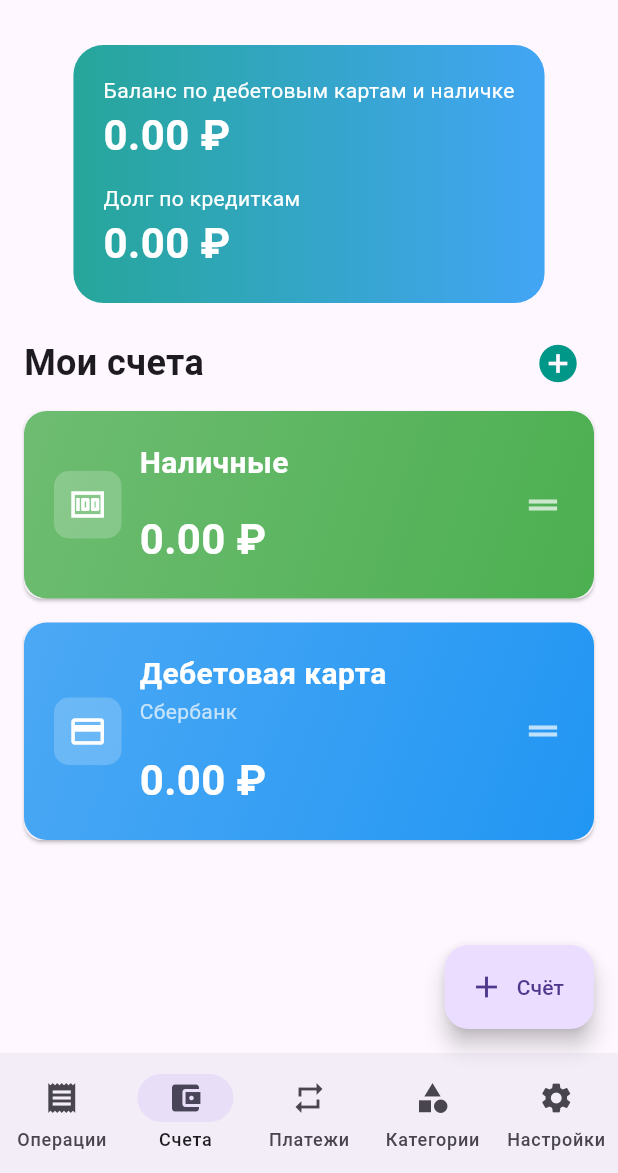
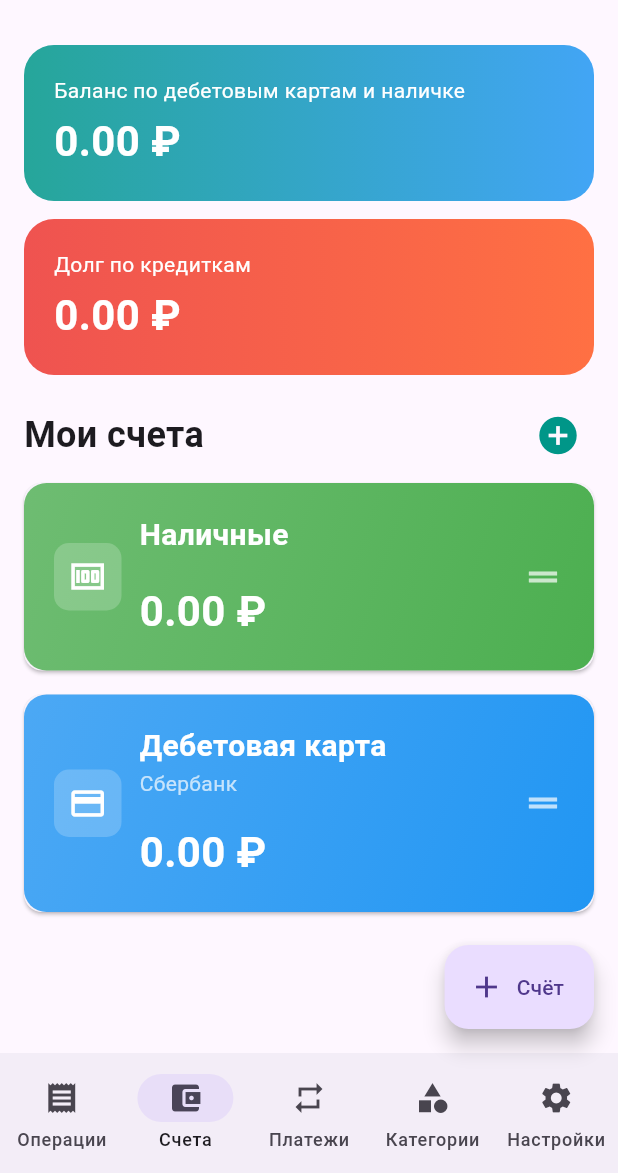
Before and after one commit to ak3301389/monkeybudget, a Flutter app: the screen it shows after launch, item 2 of the bottom bar chosen, on a phone screen of 412 x 824 dp, the part 63-1236 px from its top. Run offline on Flutter 3.47's test engine with Material 3 defaults, Android fonts, the phone set to English and light mode, and no system bars; our stand-ins replace cloud_firestore, dio, firebase_auth, firebase_core, flutter_local_notifications, google_sign_in and 3 more; missing offline and left inert: file_selector, mobile_scanner; accounts and stored records are empty; network calls fail; key blocks and very long unbroken strings in the code were emptied for the run.

Commit message:
v4.8.0+128 - Раздельные плашки на экране Счета

```diff
--- a/lib/screens/accounts_screen.dart
+++ b/lib/screens/accounts_screen.dart
@@ -42,8 +42,9 @@ class _AccountsScreenState extends State<AccountsScreen> {
       header: Column(
         children: [
           Container(
-            margin: EdgeInsets.only(bottom: 16),
+            margin: EdgeInsets.only(bottom: 12),
             padding: EdgeInsets.all(20),
+            width: double.infinity,
             decoration: BoxDecoration(
               gradient: LinearGradient(
                   colors: [Colors.teal.shade400, Colors.blue.shade400]),
@@ -54,15 +55,31 @@ class _AccountsScreenState extends State<AccountsScreen> {
               children: [
                 Text('Баланс по дебетовым картам и наличке',
                     style: TextStyle(color: Colors.white, fontSize: 14)),
+                SizedBox(height: 4),
                 Text(
                     '${_getDebitTotal().toStringAsFixed(2)} ${widget.currency}',
                     style: TextStyle(
                         color: Colors.white,
                         fontSize: 28,
                         fontWeight: FontWeight.bold)),
-                SizedBox(height: 12),
+              ],
+            ),
+          ),
+          Container(
+            margin: EdgeInsets.only(bottom: 16),
+            padding: EdgeInsets.all(20),
+            width: double.infinity,
+            decoration: BoxDecoration(
+              gradient: LinearGradient(
+                  colors: [Colors.red.shade400, Colors.deepOrange.shade400]),
+              borderRadius: BorderRadius.circular(20),
+            ),
+            child: Column(
+              crossAxisAlignment: CrossAxisAlignment.start,
+              children: [
                 Text('Долг по кредиткам',
                     style: TextStyle(color: Colors.white, fontSize: 14)),
+                SizedBox(height: 4),
                 Text(
                     '${_getCreditDebt().toStringAsFixed(2)} ${widget.currency}',
                     style: TextStyle(
--- a/pubspec.yaml
+++ b/pubspec.yaml
@@ -3,7 +3,7 @@ description: Домашняя бухгалтерия
 
 publish_to: 'none'
 
-version: 4.8.0+127
+version: 4.8.0+128
 
 environment:
   sdk: '>=3.0.0 <4.0.0'
--- a/version_history.txt
+++ b/version_history.txt
@@ -99,3 +99,4 @@ v4.8.0.124 - Проверка автообновления + чистка код
 v4.8.0.125 - Иконки приложения для web-версии
 v4.8.0.126 - Иконки для web-версии
 v4.8.0.127 - Раздельный баланс на экране Счета: дебетовые/наличка и долг по кредиткам
+v4.8.0.128 - Раздельные плашки на экране Счета
```
